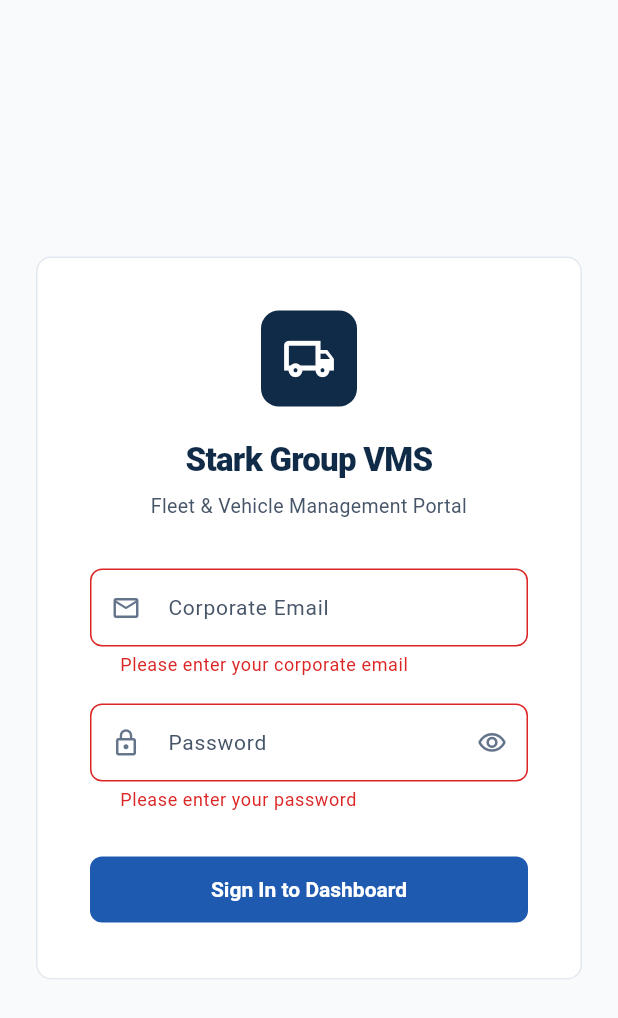
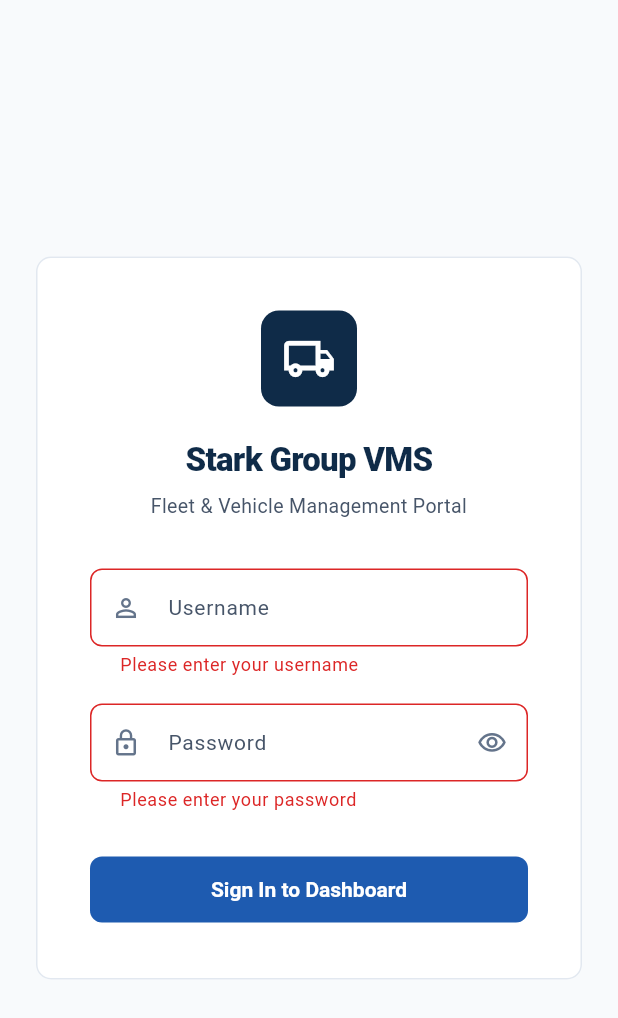
Before and after one commit to 0jayer/stark-vms, a Flutter app: the screen it shows after launch, after a tap on "Sign In to Dashboard", on a phone screen of 412 x 824 dp. Shown: the top 1018 px of the screen. Run offline on Flutter 3.47's test engine with Material 3 defaults, Android fonts, the phone set to English and light mode, and no system bars; our stand-ins replace go_router, shared_preferences; network calls fail; Roboto replaces fonts that are missing (Segoe UI).

Commit message:
CORS confix and login auth done

```diff
--- a/lib/app/router.dart
+++ b/lib/app/router.dart
@@ -4,22 +4,21 @@ import '../screens/login_screen.dart';
 import '../screens/shell_screen.dart';
 import '../screens/vehicle_form_screen.dart';
 import '../screens/vehicle_list_screen.dart';
-
-/// In-memory mock authentication flag for demonstration.
-/// Set to true upon successful login.
-bool isLoggedIn = false;
+import '../services/auth_session.dart';
 
 /// Central GoRouter configuration for the VMS app.
 final GoRouter appRouter = GoRouter(
   initialLocation: '/login',
+  refreshListenable: AuthSession.instance,
   redirect: (context, state) {
+    final loggedIn = AuthSession.instance.isAuthenticated;
     final loggingIn = state.uri.path == '/login';
 
-    if (!isLoggedIn && !loggingIn) {
+    if (!loggedIn && !loggingIn) {
       return '/login';
     }
 
-    if (isLoggedIn && (loggingIn || state.uri.path == '/')) {
+    if (loggedIn && (loggingIn || state.uri.path == '/')) {
       return '/dashboard';
     }
 
--- a/lib/main.dart
+++ b/lib/main.dart
@@ -1,8 +1,12 @@
 import 'package:flutter/material.dart';
 import 'app/router.dart';
 import 'app/theme.dart';
+import 'services/auth_session.dart';
 
-void main() {
+Future<void> main() async {
+  WidgetsFlutterBinding.ensureInitialized();
+  // Restore a saved token (if still valid) before the router first runs.
+  await AuthSession.instance.load();
   runApp(const VmsApp());
 }
 
--- a/lib/screens/login_screen.dart
+++ b/lib/screens/login_screen.dart
@@ -1,9 +1,9 @@
 import 'package:flutter/material.dart';
-import 'package:go_router/go_router.dart';
-import '../app/router.dart';
 import '../app/theme.dart';
+import '../services/api_exception.dart';
+import '../services/auth_service.dart';
 
-/// Clean, professional login screen for Stark Group Vehicle Management System.
+/// Login screen for Stark Group Vehicle Management System.
 class LoginScreen extends StatefulWidget {
   const LoginScreen({super.key});
 
@@ -13,21 +13,42 @@ class LoginScreen extends StatefulWidget {
 
 class _LoginScreenState extends State<LoginScreen> {
   final _formKey = GlobalKey<FormState>();
-  final _emailController = TextEditingController();
+  final _usernameController = TextEditingController();
   final _passwordController = TextEditingController();
   bool _obscurePassword = true;
+  bool _submitting = false;
+  String? _error;
 
   @override
   void dispose() {
-    _emailController.dispose();
+    _usernameController.dispose();
     _passwordController.dispose();
     super.dispose();
   }
 
-  void _handleLogin() {
-    if (_formKey.currentState!.validate()) {
-      isLoggedIn = true;
-      context.go('/dashboard');
+  Future<void> _handleLogin() async {
+    setState(() => _error = null);
+    if (!_formKey.currentState!.validate()) return;
+
+    setState(() => _submitting = true);
+    try {
+      // On success the session changes and the router redirects to /dashboard.
+      await authService.login(
+        _usernameController.text,
+        _passwordController.text,
+      );
+    } on ApiException catch (e) {
+      if (!mounted) return;
+      setState(() {
+        _submitting = false;
+        _error = e.message;
+      });
+    } catch (_) {
+      if (!mounted) return;
+      setState(() {
+        _submitting = false;
+        _error = 'Something went wrong. Please try again.';
+      });
     }
   }
 
@@ -49,7 +70,6 @@ class _LoginScreenState extends State<LoginScreen> {
                     mainAxisSize: MainAxisSize.min,
                     crossAxisAlignment: CrossAxisAlignment.stretch,
                     children: [
-                      // Corporate Logo & Header
                       Center(
                         child: Container(
                           padding: const EdgeInsets.all(14),
@@ -86,27 +106,56 @@ class _LoginScreenState extends State<LoginScreen> {
                       ),
                       const SizedBox(height: 32),
 
-                      // Email Field
+                      if (_error != null)
+                        Container(
+                          margin: const EdgeInsets.only(bottom: 18),
+                          padding: const EdgeInsets.all(12),
+                          decoration: BoxDecoration(
+                            color: AppTheme.errorRed.withValues(alpha: 0.08),
+                            border: Border.all(
+                              color: AppTheme.errorRed.withValues(alpha: 0.4),
+                            ),
+                            borderRadius: BorderRadius.circular(8),
+                          ),
+                          child: Row(
+                            crossAxisAlignment: CrossAxisAlignment.start,
+                            children: [
+                              const Icon(Icons.error_outline,
+                                  size: 20, color: AppTheme.errorRed),
+                              const SizedBox(width: 10),
+                              Expanded(
+                                child: Text(
+                                  _error!,
+                                  style: const TextStyle(
+                                    fontSize: 13,
+                                    color: AppTheme.errorRed,
+                                  ),
+                                ),
+                              ),
+                            ],
+                          ),
+                        ),
+
                       TextFormField(
-                        controller: _emailController,
+                        controller: _usernameController,
+                        enabled: !_submitting,
                         decoration: const InputDecoration(
-                          labelText: 'Corporate Email',
-                          hintText: 'user@starkgroup.com',
-                          prefixIcon: Icon(Icons.email_outlined, size: 20),
+                          labelText: 'Username',
+                          hintText: 'admin',
+                          prefixIcon: Icon(Icons.person_outline, size: 20),
                         ),
-                        keyboardType: TextInputType.emailAddress,
                         validator: (value) {
                           if (value == null || value.trim().isEmpty) {
-                            return 'Please enter your corporate email';
+                            return 'Please enter your username';
                           }
                           return null;
                         },
                       ),
                       const SizedBox(height: 18),
 
-                      // Password Field
                       TextFormField(
                         controller: _passwordController,
+                        enabled: !_submitting,
                         decoration: InputDecoration(
                           labelText: 'Password',
                           prefixIcon: const Icon(Icons.lock_outline, size: 20),
@@ -126,8 +175,9 @@ class _LoginScreenState extends State<LoginScreen> {
                           ),
                         ),
                         obscureText: _obscurePassword,
+                        onFieldSubmitted: (_) => _submitting ? null : _handleLogin(),
                         validator: (value) {
-                          if (value == null || value.trim().isEmpty) {
+                          if (value == null || value.isEmpty) {
                             return 'Please enter your password';
                           }
                           return null;
@@ -135,10 +185,18 @@ class _LoginScreenState extends State<LoginScreen> {
                       ),
                       const SizedBox(height: 28),
 
-                      // Submit Button
                       FilledButton(
-                        onPressed: _handleLogin,
-                        child: const Text('Sign In to Dashboard'),
+                        onPressed: _submitting ? null : _handleLogin,
+                        child: _submitting
+                            ? const SizedBox(
+                                width: 18,
+                                height: 18,
+                                child: CircularProgressIndicator(
+                                  strokeWidth: 2,
+                                  color: Colors.white,
+                                ),
+                              )
+                            : const Text('Sign In to Dashboard'),
                       ),
                     ],
                   ),
--- a/lib/screens/vehicle_list_screen.dart
+++ b/lib/screens/vehicle_list_screen.dart
@@ -21,7 +21,9 @@ class _VehicleListScreenState extends State<VehicleListScreen> {
   @override
   void initState() {
     super.initState();
-    _loadVehicles();
+    WidgetsBinding.instance.addPostFrameCallback((_) {
+      if (mounted) _loadVehicles();
+    });
   }
 
   void _loadVehicles() {
--- /dev/null
+++ b/lib/services/auth_session.dart
@@ -0,0 +1,53 @@
+import 'package:flutter/foundation.dart';
+import 'package:shared_preferences/shared_preferences.dart';
+
+/// Holds the JWT for the current session. Persisted so a page refresh keeps you
+/// signed in. The password is never stored; only the token and its expiry.
+class AuthSession extends ChangeNotifier {
+  static final AuthSession instance = AuthSession._();
+  AuthSession._();
+
+  static const _tokenKey = 'auth_token';
+  static const _expiryKey = 'auth_expiry_ms';
+
+  String? _token;
+  int? _expiryMs;
+
+  String? get token => isAuthenticated ? _token : null;
+
+  bool get isAuthenticated =>
+      _token != null &&
+      _expiryMs != null &&
+      DateTime.now().millisecondsSinceEpoch < _expiryMs!;
+
+  /// Call once at startup, before the router is used.
+  Future<void> load() async {
+    final prefs = await SharedPreferences.getInstance();
+    _token = prefs.getString(_tokenKey);
+    _expiryMs = prefs.getInt(_expiryKey);
+    if (!isAuthenticated) {
+      await clear();
+    }
+  }
+
+  Future<void> save(String token, int expiresInSeconds) async {
+    _token = token;
+    _expiryMs = DateTime.now()
+        .add(Duration(seconds: expiresInSeconds))
+        .millisecondsSinceEpoch;
+    final prefs = await SharedPreferences.getInstance();
+    await prefs.setString(_tokenKey, _token!);
+    await prefs.setInt(_expiryKey, _expiryMs!);
+    notifyListeners();
+  }
+
+  Future<void> clear() async {
+    final had = _token != null;
+    _token = null;
+    _expiryMs = null;
+    final prefs = await SharedPreferences.getInstance();
+    await prefs.remove(_tokenKey);
+    await prefs.remove(_expiryKey);
+    if (had) notifyListeners();
+  }
+}
--- a/pubspec.yaml
+++ b/pubspec.yaml
@@ -33,6 +33,7 @@ dependencies:
   cupertino_icons: ^1.0.8
   go_router: ^14.0.0
   http: ^1.2.0
+  shared_preferences: ^2.5.6
 
 dev_dependencies:
   flutter_test:
```
Also changed, not shown: lib/services/api_client.dart (+33 -30 lines), lib/services/auth_service.dart (added, +26 -0 lines), lib/widgets/sidebar.dart (+4 -4 lines), pubspec.lock.
